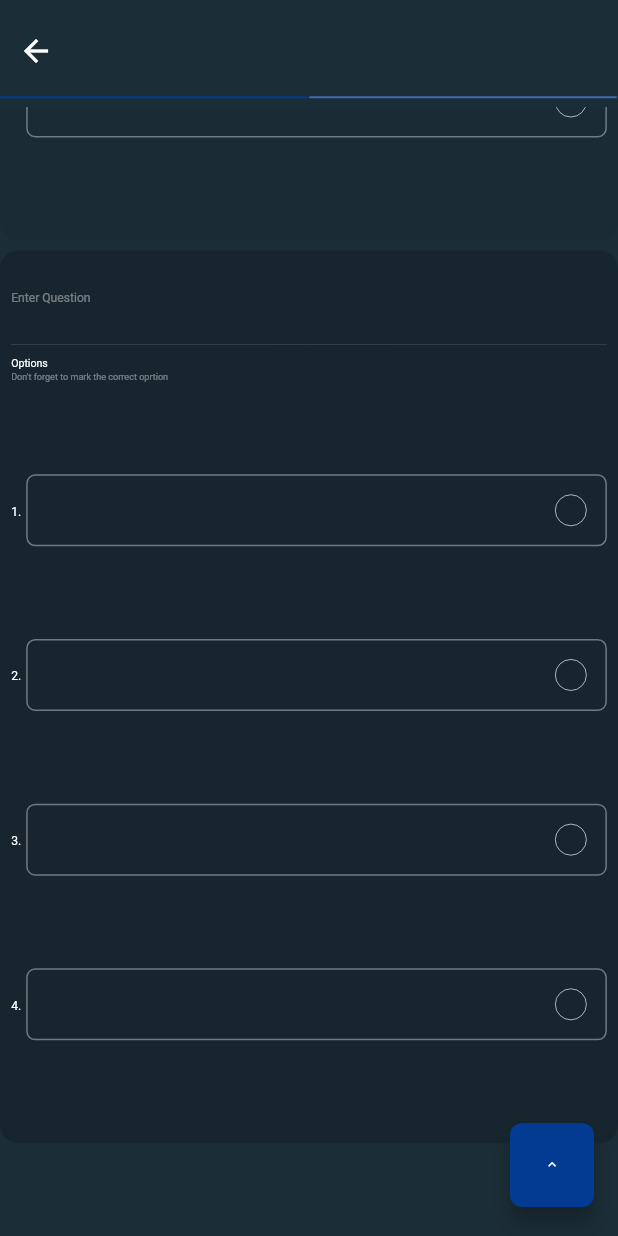
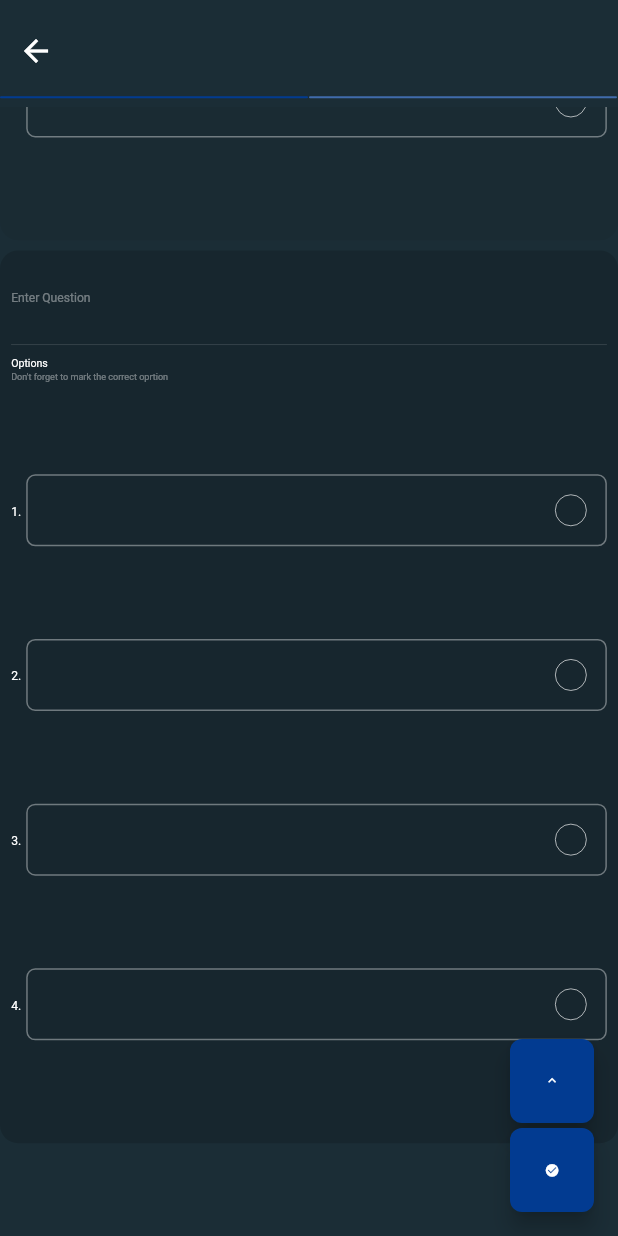
Before and after one commit to Vikaskumar75/Quiz_App, a Flutter app: the _QuizQuestions screen opened directly, scrolled down 451 dp, on a phone screen of 412 x 824 dp. Run offline on Flutter 3.47's test engine with Material 2 defaults, Android fonts, the phone set to English and light mode, and no system bars; our stand-ins replace cached_network_image, carousel_slider, connectivity_plus, device_info_plus, dio, equatable and 5 more; accounts and stored records are empty; Roboto replaces fonts that are missing (Ubuntu).

Commit message:
added submit button to submit the quiz

```diff
--- a/lib/src/quiz/view/create_quiz/quiz_questions.dart
+++ b/lib/src/quiz/view/create_quiz/quiz_questions.dart
@@ -77,6 +77,7 @@ class _PageNavigatorButton extends ConsumerWidget {
     final int currentQuestion = ref.watch(currentQuestionProvider);
     return Column(
       mainAxisAlignment: MainAxisAlignment.end,
+      crossAxisAlignment: CrossAxisAlignment.end,
       mainAxisSize: MainAxisSize.min,
       children: <Widget>[
         if (currentQuestion > 0)
@@ -91,7 +92,13 @@ class _PageNavigatorButton extends ConsumerWidget {
             tag: 'down',
             icon: Icons.keyboard_arrow_down_outlined,
             onTap: () => _navigateTo(currentQuestion + 1),
-          ),
+          )
+        else
+          CustomFloatingButton(
+            tag: 'submit',
+            icon: Icons.check_circle,
+            onTap: () {},
+          )
       ],
     );
   }
```
